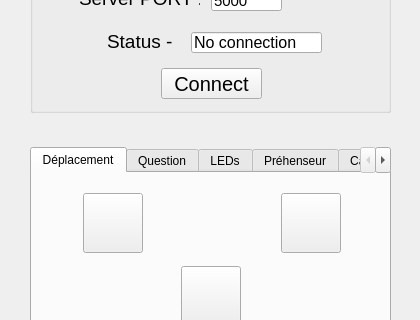
The window that Experiments/RobotControl/ui/QtProject/mainwindow.ui (jsbed/Design-III-Robot) describes before a commit, drawn with Qt 5; both pictures show x 0 to 420 and y 93 to 413 of the 420 by 609 pixel window.
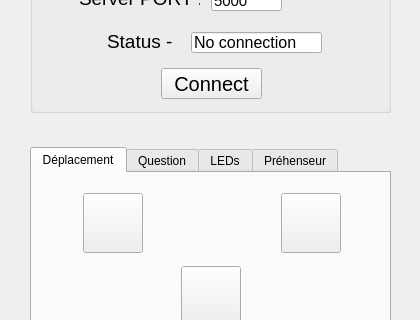
The same window after the commit. Icons and pictures are not drawn.

Commit message: removed camera from ui

The edit to the form file:
```diff
--- a/Experiments/RobotControl/ui/QtProject/mainwindow.ui
+++ b/Experiments/RobotControl/ui/QtProject/mainwindow.ui
@@ -731,11 +731,6 @@
       </property>
      </widget>
     </widget>
-    <widget class="QWidget" name="tab_4">
-     <attribute name="title">
-      <string>Caméra</string>
-     </attribute>
-    </widget>
    </widget>
   </widget>
   <widget class="QMenuBar" name="menuBar">
```
Left out of the diff: 2 changed lines with no effect on the pictures. The commit also changes 2 other files.
